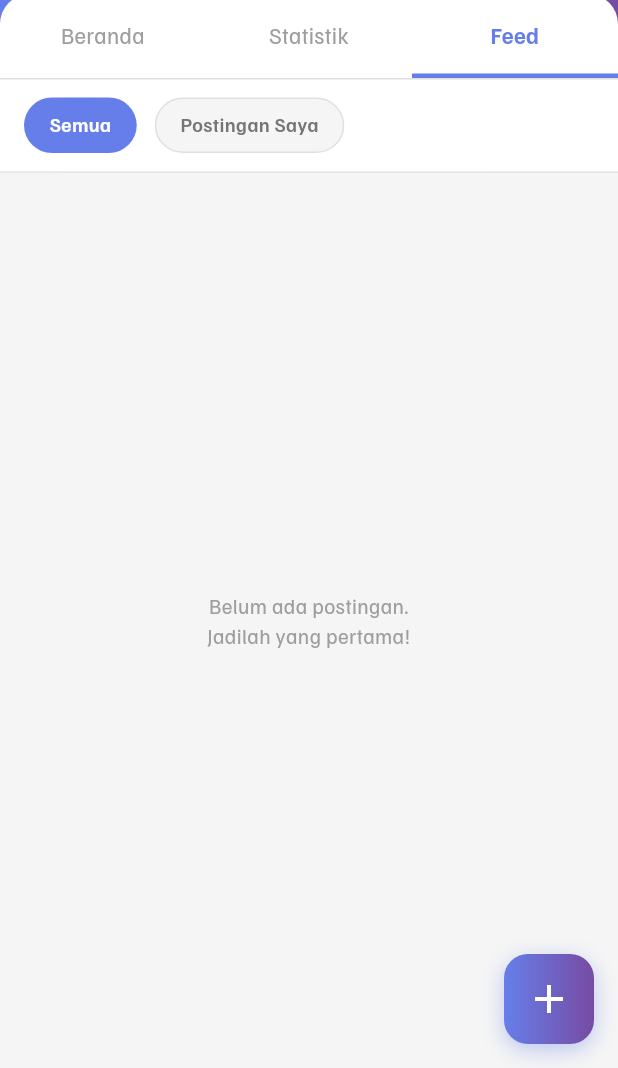
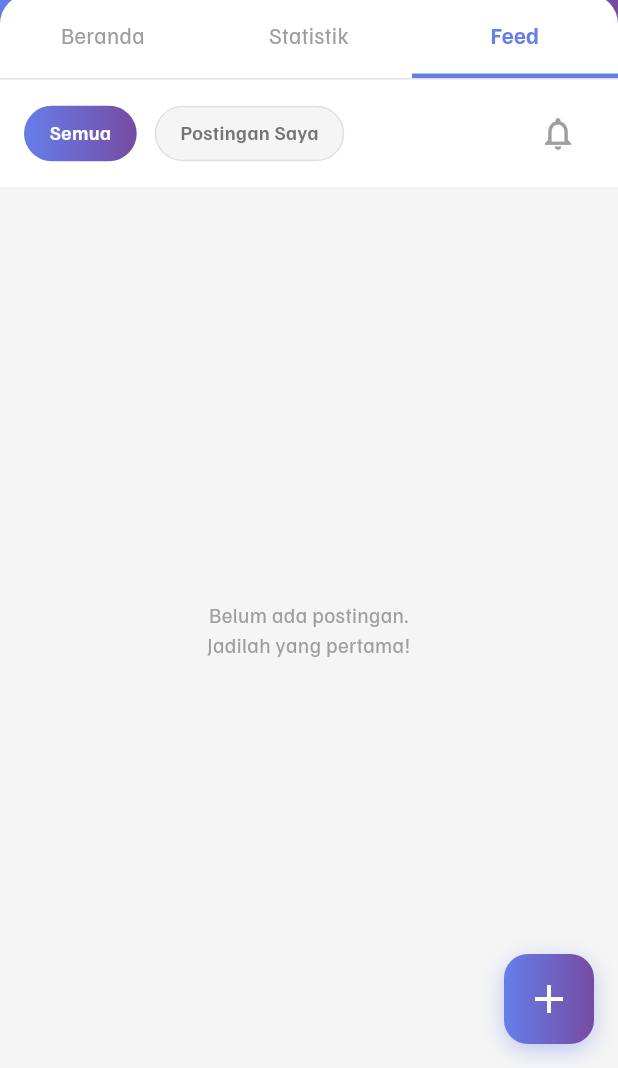
Before and after one commit to andinianatasya/Skillyfta, a Flutter app: the FeedPage screen opened directly, on a phone screen of 412 x 824 dp, the part 168-1236 px from its top. Run offline on Flutter 3.47's test engine with Material 3 defaults, Android fonts, the phone set to English and light mode, and no system bars; our stand-ins replace cloud_firestore, firebase_auth, firebase_core; accounts and stored records are empty.

```diff
--- a/lib/pages/feed_page.dart
+++ b/lib/pages/feed_page.dart
@@ -1,6 +1,7 @@
 import 'package:cloud_firestore/cloud_firestore.dart';
 import 'package:firebase_auth/firebase_auth.dart';
 import 'package:flutter/material.dart';
+import 'package:skillyfta/pages/notification_page.dart';
 import 'package:skillyfta/pages/statistik_page.dart';
 import 'package:skillyfta/widgets/feed/feed_card.dart';
 import 'package:skillyfta/widgets/gradient_background.dart';
@@ -55,6 +56,51 @@ class _FeedPageState extends State<FeedPage> {
                           _buildFilterChip("Postingan Saya", _showMyPostsOnly, () {
                             setState(() => _showMyPostsOnly = true);
                           }),
+
+                          const Spacer(),
+
+                          StreamBuilder<QuerySnapshot>(
+                            stream: FirebaseFirestore.instance
+                                .collection('users')
+                                .doc(FirebaseAuth.instance.currentUser?.uid)
+                                .collection('notifications')
+                                .where('isRead', isEqualTo: false) // Hanya hitung yang belum dibaca
+                                .snapshots(),
+                            builder: (context, snapshot) {
+                              int unreadCount = 0;
+                              if (snapshot.hasData) {
+                                unreadCount = snapshot.data!.docs.length;
+                              }
+
+                              return IconButton(
+                                icon: Badge(
+                                  isLabelVisible: unreadCount > 0,
+
+                                  backgroundColor: Colors.red,
+
+                                  label: Text(
+                                    '$unreadCount',
+                                    style: const TextStyle(color: Colors.white, fontSize: 10),
+                                  ),
+
+                                  child: const Icon(
+                                    Icons.notifications_outlined,
+                                    color: Colors.grey,
+                                    size: 26,
+                                  ),
+                                ),
+                                onPressed: () {
+                                  Navigator.push(
+                                    context,
+                                    MaterialPageRoute(builder: (context) => const NotificationPage()),
+                                  );
+                                },
+                                tooltip: "Notifikasi",
+                                padding: EdgeInsets.zero,
+                                constraints: const BoxConstraints(),
+                              );
+                            },
+                          ),
                         ],
                       ),
                     ),
@@ -134,10 +180,23 @@ class _FeedPageState extends State<FeedPage> {
       child: Container(
         padding: const EdgeInsets.symmetric(horizontal: 16, vertical: 8),
         decoration: BoxDecoration(
-          color: isActive ? const Color(0xFF667EEA) : Colors.grey[100],
           borderRadius: BorderRadius.circular(20),
+          gradient: isActive
+              ? const LinearGradient(
+                  begin: Alignment.centerLeft,
+                  end: Alignment.centerRight,
+                  colors: [
+                    Color(0xFF667EEA),
+                    Color(0xFF764BA2),
+                  ],
+                )
+              : null,
+          color: isActive ? null : Colors.grey[100],
+
           border: Border.all(
-            color: isActive ? Colors.transparent : Colors.grey[300]!,
+            color: isActive
+                ? Colors.transparent
+                : Colors.grey[300]!,
           ),
         ),
         child: Text(
@@ -145,7 +204,9 @@ class _FeedPageState extends State<FeedPage> {
           style: TextStyle(
             fontSize: 13,
             fontWeight: FontWeight.w600,
-            color: isActive ? Colors.white : Colors.grey[600],
+            color: isActive
+                ? Colors.white
+                : Colors.grey[600],
           ),
         ),
       ),
--- a/lib/widgets/feed/like_reply_button.dart
+++ b/lib/widgets/feed/like_reply_button.dart
@@ -1,6 +1,7 @@
 import 'package:cloud_firestore/cloud_firestore.dart';
 import 'package:firebase_auth/firebase_auth.dart';
 import 'package:flutter/material.dart';
+import 'package:skillyfta/utils/ui_helper.dart';
 
 class CommentLikeButton extends StatelessWidget {
   final String postId;
@@ -122,12 +123,12 @@ class ReplyLikeButton extends StatelessWidget {
             children: [
               Icon(
                 isLiked ? Icons.favorite : Icons.favorite_border,
-                size: 12,
+                size: context.s(14),
                 color: isLiked ? Colors.red : Colors.grey,
               ),
               if (initialLikes > 0) ...[
                 const SizedBox(width: 4),
-                Text('$initialLikes', style: const TextStyle(fontSize: 10, color: Colors.grey)),
+                Text('$initialLikes', style: const TextStyle(fontSize: 13, color: Colors.grey)),
               ],
             ],
           ),
```
Also changed, not shown: lib/pages/notification_page.dart (added, +133 -0 lines), lib/utils/ui_helper.dart (added, +17 -0 lines), lib/widgets/feed/comment_item.dart (+59 -40 lines), lib/widgets/feed/comment_sheet.dart (+23 -3 lines), lib/widgets/feed/feed_card.dart (+5 -4 lines).
